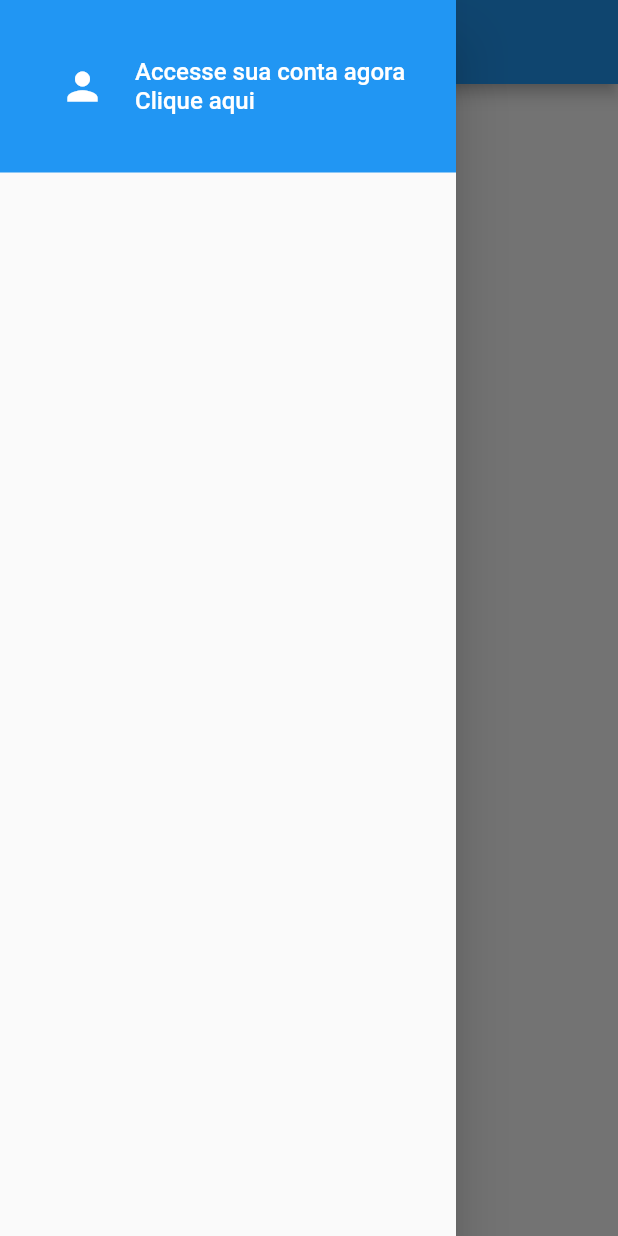
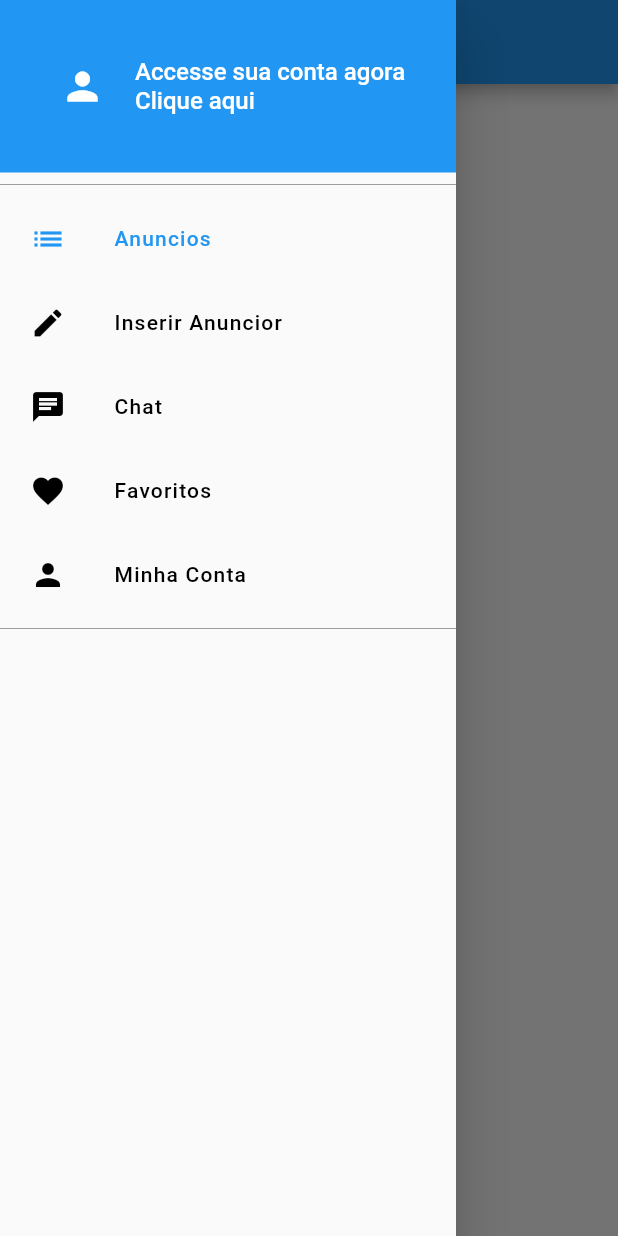
Before and after one commit to souzaleandror/xlo, a Flutter app: the screen it shows after launch, with the side drawer open, on a phone screen of 412 x 824 dp. Run offline on Flutter 3.47's test engine with Material 2 defaults, Android fonts, the phone set to English and light mode, and no system bars; our stand-ins replace rxdart.

Commit message:
Update 10%

```diff
--- /dev/null
+++ b/lib/blocs/drawer_bloc.dart
@@ -0,0 +1,19 @@
+import 'package:rxdart/rxdart.dart';
+
+class DrawerBloc {
+  int _page = 0;
+
+  //seeder = inicio 0 sempre na pagina 0
+  final BehaviorSubject<int> _pageController = BehaviorSubject<int>.seeded(0);
+  Stream<int> get outPage => _pageController.stream;
+
+  void setPage(int page) {
+    if (page == _page) return; //se clico na pagina que jah estou
+    _page = page;
+    _pageController.add(page);
+  }
+
+  void dispose() {
+    _pageController.close();
+  }
+}
--- a/lib/common/custom_drawer/custom_drawer.dart
+++ b/lib/common/custom_drawer/custom_drawer.dart
@@ -9,7 +9,13 @@ class CustomDrawer extends StatelessWidget {
       child: ListView(
         children: <Widget>[
           CustomHeader(),
+          Divider(
+            color: Colors.grey[500],
+          ),
           IconSection(),
+          Divider(
+            color: Colors.grey[500],
+          ),
         ],
       ),
     );
--- a/lib/common/custom_drawer/widgets/icon_section.dart
+++ b/lib/common/custom_drawer/widgets/icon_section.dart
@@ -1,8 +1,66 @@
 import 'package:flutter/material.dart';
+import 'package:provider/provider.dart';
+import 'package:xlo/blocs/drawer_bloc.dart';
+import 'package:xlo/common/custom_drawer/widgets/icon_tile.dart';
 
 class IconSection extends StatelessWidget {
   @override
   Widget build(BuildContext context) {
-    return Container();
+    final DrawerBloc _drawerBloc = Provider.of<DrawerBloc>(context);
+
+    void _setPage(int page) {
+      Navigator.of(context).pop();
+      _drawerBloc.setPage(page);
+    }
+
+    return StreamBuilder(
+      stream: _drawerBloc.outPage,
+      builder: (context, snapsnot) {
+        return Column(
+          children: <Widget>[
+            IconTile(
+              label: "Anuncios",
+              iconData: Icons.list,
+              onTap: () {
+                _setPage(0);
+              },
+              highlighted: snapsnot.data == 0,
+            ),
+            IconTile(
+              label: "Inserir Anuncior",
+              iconData: Icons.edit,
+              onTap: () {
+                _setPage(1);
+              },
+              highlighted: snapsnot.data == 1,
+            ),
+            IconTile(
+              label: "Chat",
+              iconData: Icons.chat,
+              onTap: () {
+                _setPage(2);
+              },
+              highlighted: snapsnot.data == 2,
+            ),
+            IconTile(
+              label: "Favoritos",
+              iconData: Icons.favorite,
+              onTap: () {
+                _setPage(3);
+              },
+              highlighted: snapsnot.data == 3,
+            ),
+            IconTile(
+              label: "Minha Conta",
+              iconData: Icons.person,
+              onTap: () {
+                _setPage(4);
+              },
+              highlighted: snapsnot.data == 4,
+            ),
+          ],
+        );
+      },
+    );
   }
 }
--- a/lib/main.dart
+++ b/lib/main.dart
@@ -1,4 +1,6 @@
 import 'package:flutter/material.dart';
+import 'package:provider/provider.dart';
+import 'package:xlo/blocs/drawer_bloc.dart';
 import 'package:xlo/screens/base_screen.dart';
 
 void main() => runApp(MyApp());
@@ -6,13 +8,21 @@ void main() => runApp(MyApp());
 class MyApp extends StatelessWidget {
   @override
   Widget build(BuildContext context) {
-    return MaterialApp(
-      title: 'XLO',
-      debugShowCheckedModeBanner: false,
-      theme: ThemeData(
-        primarySwatch: Colors.blue,
+    return MultiProvider(
+      providers: [
+        Provider<DrawerBloc>(
+          create: (_) => DrawerBloc(),
+          dispose: (context, value) => value.dispose(),
+        )
+      ],
+      child: MaterialApp(
+        title: 'XLO',
+        debugShowCheckedModeBanner: false,
+        theme: ThemeData(
+          primarySwatch: Colors.blue,
+        ),
+        home: BaseScreen(),
       ),
-      home: BaseScreen(),
     );
   }
 }
```
Also changed, not shown: lib/screens/base_screen.dart (+32 -0 lines).
